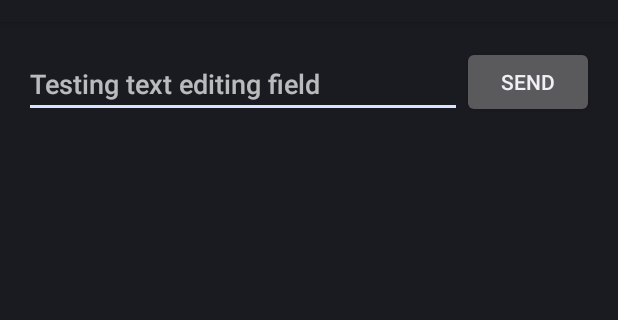
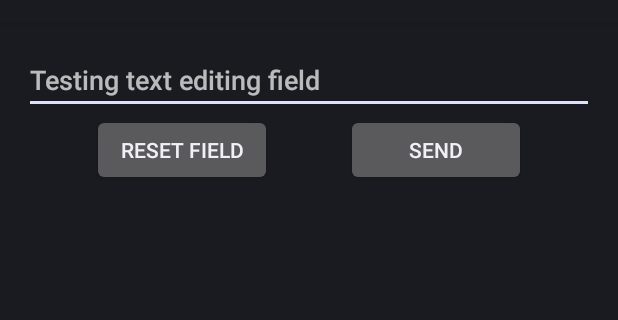
Before and after one commit to d-gubert/testapplication, an Android app: the screen it shows after launch (Home), on a phone screen of 412 x 824 dp, the part 62-382 px from its top. Run offline under Robolectric (Android 15) with nearby library versions, the phone set to English and light mode, and no system bars.

Commit message:
r003
------
changed - alteradas as chaves para começarem na mesma linha. c# me
viciou errado, sry
changed - minor layout changes
added - botão para resetar o field

```diff
--- a/app/src/main/java/com/example/douglasgubert/testapplication/Home.java
+++ b/app/src/main/java/com/example/douglasgubert/testapplication/Home.java
@@ -56,19 +56,21 @@ public class Home extends Activity {
         EditText editMessage = (EditText) findViewById(R.id.edit_message);
         String message = editMessage.getText().toString();
 
-        if (message.isEmpty())
-        {
+        if (message.isEmpty()) {
             DisplayMessageDialog dialog = new DisplayMessageDialog();
             dialog.setMessage("Text editing field can't be blank.");
             dialog.show(getFragmentManager(), "message");
         }
-        else
-        {
+        else {
             DisplayMessageDialog dialog = new DisplayMessageDialog();
             dialog.setMessage(message);
             dialog.show(getFragmentManager(), "message");
         }
+    }
 
+    public void resetMessage(View view) {
+        EditText editMessage = (EditText) findViewById(R.id.edit_message);
+        editMessage.setText("");
     }
 
     /**
--- a/app/src/main/res/layout/fragment_home.xml
+++ b/app/src/main/res/layout/fragment_home.xml
@@ -12,16 +12,29 @@
         android:layout_width="wrap_content"
         android:layout_height="wrap_content"
         android:hint="@string/edit_message_hint"
-        android:layout_alignBottom="@+id/button_send"
+        android:layout_alignParentTop="true"
         android:layout_alignParentLeft="true"
-        android:layout_toLeftOf="@+id/button_send" />
+        android:layout_alignParentRight="true" />
 
     <Button android:id="@+id/button_send"
         android:layout_width="wrap_content"
         android:layout_height="wrap_content"
         android:text="@string/button_send"
         android:onClick="sendMessage"
-        android:layout_alignParentTop="true"
-        android:layout_alignParentRight="true" />
+        android:layout_below="@+id/edit_message"
+        android:layout_alignRight="@+id/edit_message"
+        android:layout_marginRight="45dp"
+        android:width="@dimen/testbuttons_width" />
+
+    <Button
+        android:layout_width="wrap_content"
+        android:layout_height="wrap_content"
+        android:text="@string/button_reset"
+        android:id="@+id/button_reset"
+        android:onClick="resetMessage"
+        android:layout_below="@+id/edit_message"
+        android:layout_alignParentLeft="true"
+        android:layout_marginLeft="45dp"
+        android:width="@dimen/testbuttons_width" />
 
 </RelativeLayout>
--- a/app/src/main/res/values/dimens.xml
+++ b/app/src/main/res/values/dimens.xml
@@ -2,4 +2,5 @@
     <!-- Default screen margins, per the Android Design guidelines. -->
     <dimen name="activity_horizontal_margin">16dp</dimen>
     <dimen name="activity_vertical_margin">16dp</dimen>
+    <dimen name="testbuttons_width">120dp</dimen>
 </resources>
--- a/app/src/main/res/values/strings.xml
+++ b/app/src/main/res/values/strings.xml
@@ -9,5 +9,6 @@
     <string name="title_activity_display_message">My Message</string>
 
     <string name="display_message_positive">Nice!</string>
+    <string name="button_reset">Reset field</string>
 
 </resources>
```
